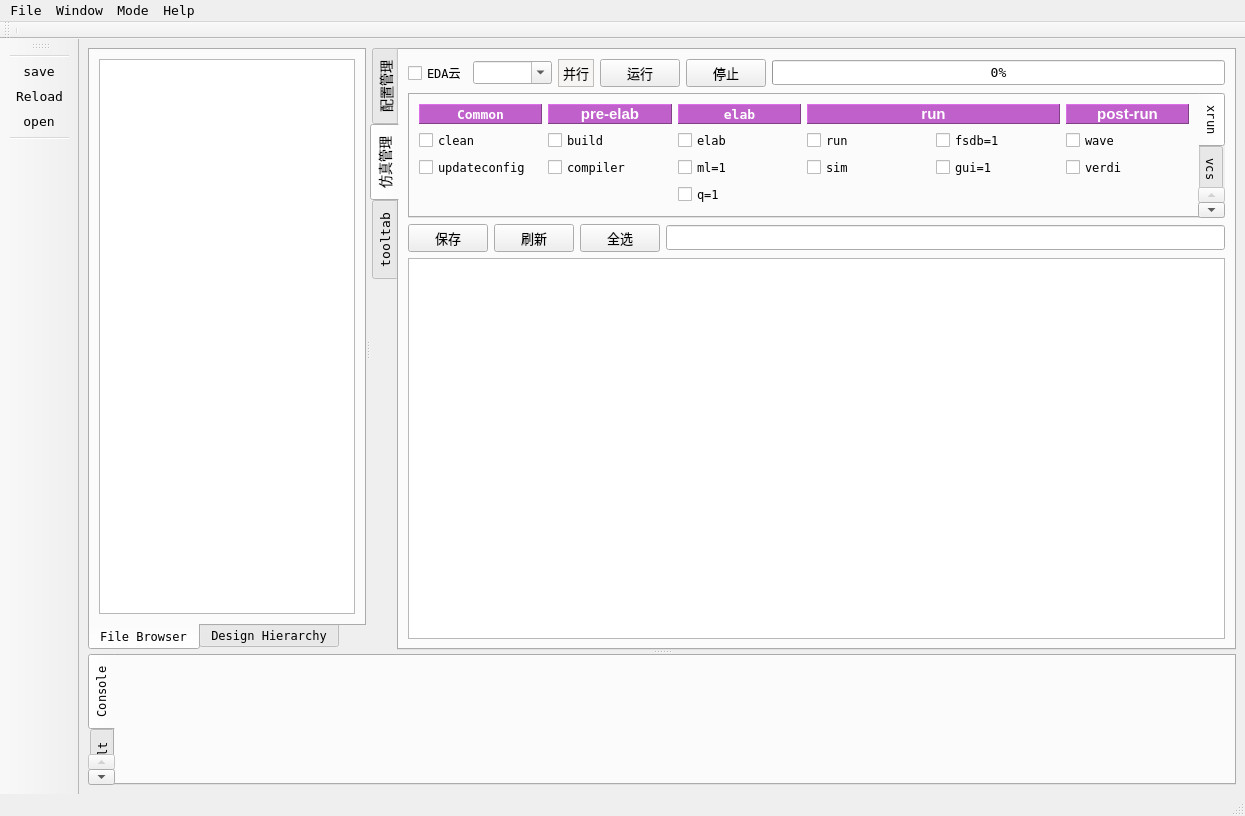
Old version of the form uvs.ui in the repository henry-czh/uvs_smt.
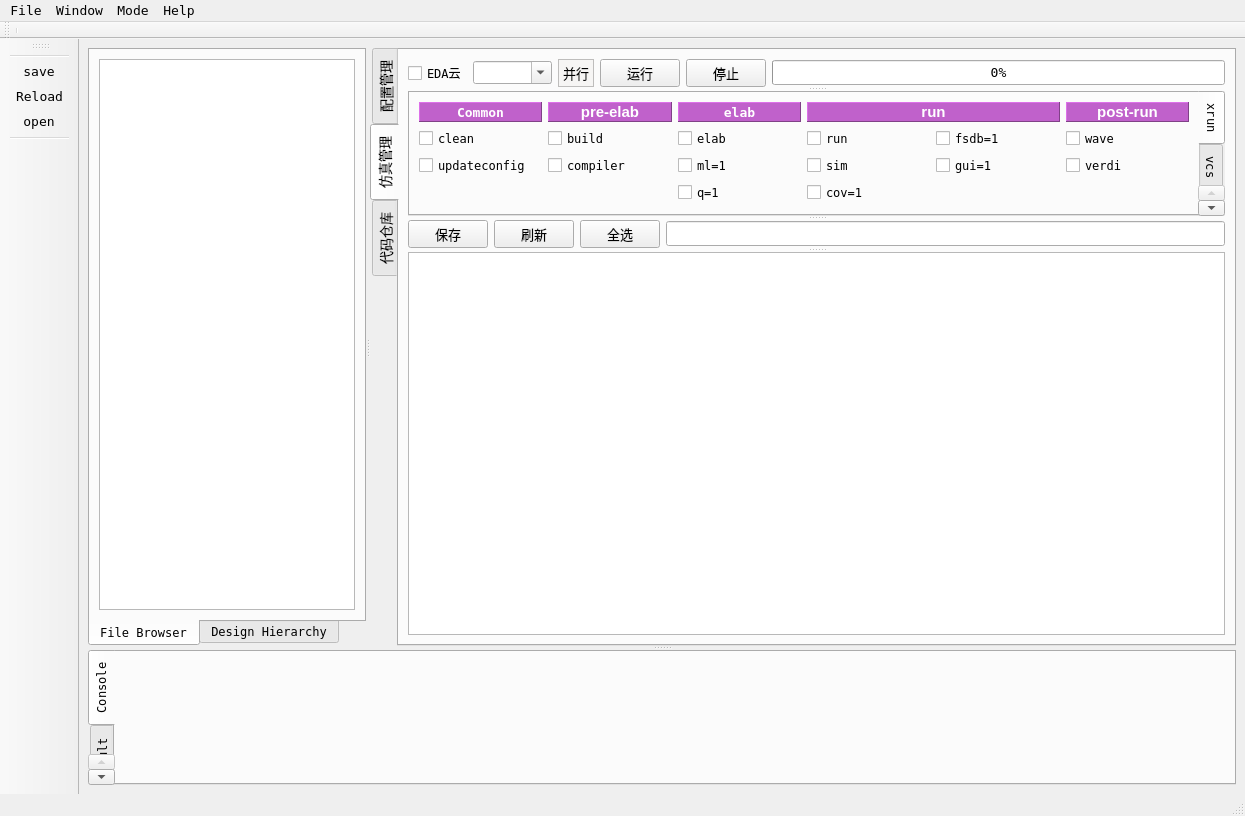
New version of the form. The open tabs and pages were chosen to show the change. Icons and pictures are not drawn.

Diff of the .ui file:
```diff
--- a/uvs.ui
+++ b/uvs.ui
@@ -373,6 +373,11 @@
          </attribute>
          <layout class="QVBoxLayout" name="verticalLayout_2">
           <item>
+           <widget class="QSplitter" name="splitter_3">
+            <property name="orientation">
+             <enum>Qt::Vertical</enum>
+            </property>
+            <widget class="QWidget" name="">
            <layout class="QHBoxLayout" name="horizontalLayout">
             <item>
              <widget class="QCheckBox" name="cloudCB">
@@ -493,8 +498,7 @@
              </widget>
             </item>
            </layout>
-          </item>
-          <item>
+            </widget>
            <widget class="QTabWidget" name="tabWidget">
             <property name="sizePolicy">
              <sizepolicy hsizetype="Expanding" vsizetype="Expanding">
@@ -785,6 +789,13 @@
                   </property>
                  </widget>
                 </item>
+                 <item row="3" column="3">
+                  <widget class="QCheckBox" name="coverCB">
+                   <property name="text">
+                    <string>cov=1</string>
+                   </property>
+                  </widget>
+                 </item>
                </layout>
               </item>
              </layout>
@@ -1598,8 +1609,7 @@
              </layout>
             </widget>
            </widget>
-          </item>
-          <item>
+            <widget class="QWidget" name="">
            <layout class="QHBoxLayout" name="horizontalLayout_4">
             <item>
              <widget class="QPushButton" name="saveDiag">
@@ -1645,6 +1655,12 @@
             </item>
             <item>
              <widget class="QLineEdit" name="lineEdit">
+                <property name="minimumSize">
+                 <size>
+                  <width>2</width>
+                  <height>2</height>
+                 </size>
+                </property>
               <property name="tabletTracking">
                <bool>true</bool>
               </property>
@@ -1654,8 +1670,7 @@
              </widget>
             </item>
            </layout>
-          </item>
-          <item>
+            </widget>
            <widget class="QTableWidget" name="diag_table">
             <property name="sizePolicy">
              <sizepolicy hsizetype="Expanding" vsizetype="Expanding">
@@ -1703,6 +1718,7 @@
              <bool>false</bool>
             </attribute>
            </widget>
+           </widget>
           </item>
          </layout>
         </widget>
@@ -1712,7 +1728,7 @@
            <normaloff>:/ico/tools.ico</normaloff>:/ico/tools.ico</iconset>
          </attribute>
          <attribute name="title">
-          <string>tooltab</string>
+          <string>代码仓库</string>
          </attribute>
          <widget class="QTableWidget" name="tableWidget">
           <property name="geometry">
```
Left out of the diff: 16 changed lines with no effect on the pictures. Lines whose indentation alone changed are shown as unchanged.
